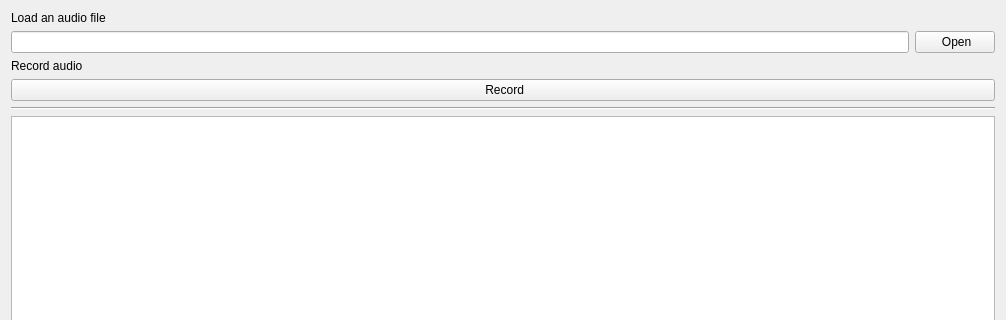
Qt form rqt_speech_testing/resource/SpeechTest.ui (HLP-R/speech) before a commit; both pictures show x 0 to 1006 and y 0 to 320 of the 1006 by 488 pixel window.
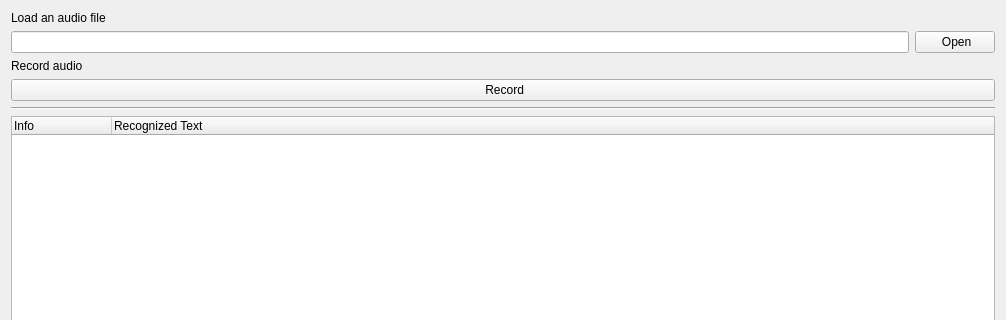
The same form after that commit. Icons and pictures are not drawn.

Commit message: Subscribe to recognizer topic and list recognized commands in the GUI

```diff
--- a/rqt_speech_testing/resource/SpeechTest.ui
+++ b/rqt_speech_testing/resource/SpeechTest.ui
@@ -75,7 +75,18 @@
     </widget>
    </item>
    <item>
-    <widget class="QTreeView" name="outputTree"/>
+    <widget class="QTreeWidget" name="outputTree">
+     <column>
+      <property name="text">
+       <string>Info</string>
+      </property>
+     </column>
+     <column>
+      <property name="text">
+       <string>Recognized Text</string>
+      </property>
+     </column>
+    </widget>
    </item>
   </layout>
  </widget>
```
The commit also changes 1 other file.
